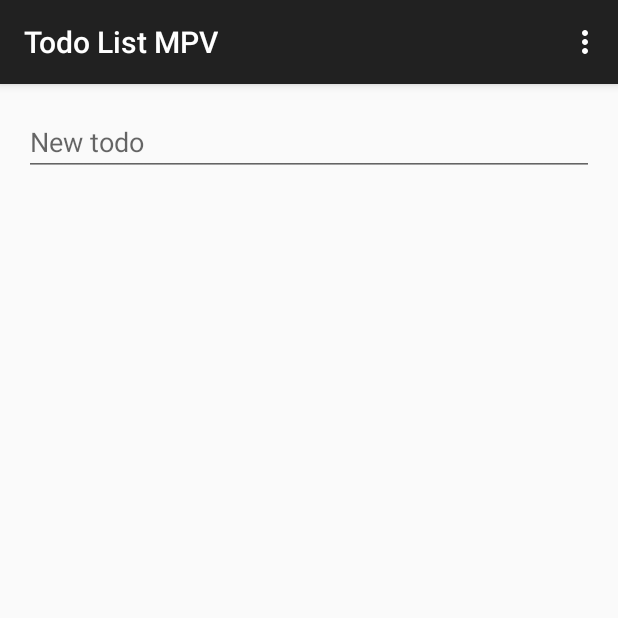
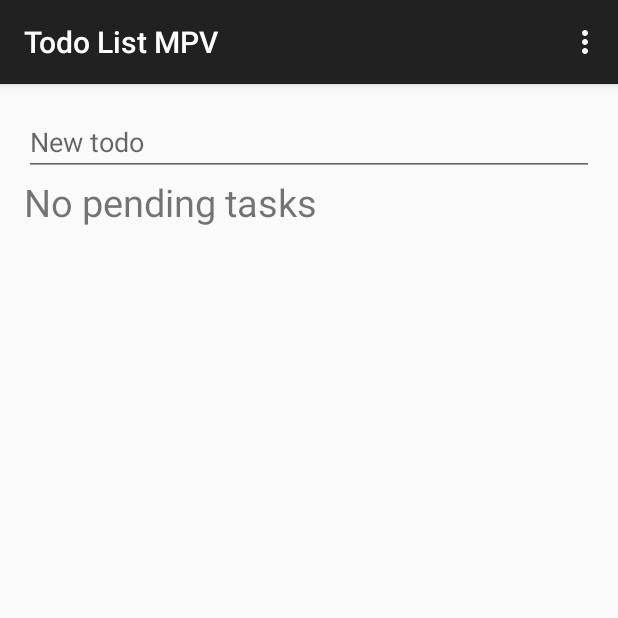
Before and after one commit to charlss90/TodoListMPV, an Android app: the screen it shows after launch (MainActivity), on a phone screen of 412 x 824 dp, the top half of it. Run offline under Robolectric (Android 15) with nearby library versions, the phone set to English and light mode, and no system bars; our stand-ins replace ButterKnife; 1 statement that could not run was skipped.

Commit message:
SOLID implementations

```diff
--- a/app/src/main/java/app/chraz/todolistmpv/presenter/TodoMainPresenter.java
+++ b/app/src/main/java/app/chraz/todolistmpv/presenter/TodoMainPresenter.java
@@ -36,7 +36,6 @@ public class TodoMainPresenter implements ITodoMainPresenter {
 
     @Override
     public void addTodoByIntent(Intent data) {
-
         String title = data.getStringExtra("title");
         String description = data.getStringExtra("description");
 
--- a/app/src/main/java/app/chraz/todolistmpv/view/MainActivity.java
+++ b/app/src/main/java/app/chraz/todolistmpv/view/MainActivity.java
@@ -44,6 +44,8 @@ public class MainActivity extends ActionBarActivity implements IMainView{
     EditText newTodoList;
     @InjectView(R.id.submenu)
     RelativeLayout submenu;
+    @InjectView(R.id.message_empty)
+    TextView messageEmpty;
 
     private ITodoMainPresenter todoMain;
     private ArrayList<Todo> todos;
@@ -71,13 +73,25 @@ public class MainActivity extends ActionBarActivity implements IMainView{
 
         newTodoList.setOnEditorActionListener(newTodoActionListener);
         newTodoList.setOnFocusChangeListener(newTodoActionListener);
+
+        showMessageWhenNotTodo();
     }
 
     @Override
     public void clearTodoEditText() {
         newTodoList.setText("");
         mainLayout.requestFocus();
+
+        showMessageWhenNotTodo();
         hideKeyboard();
+    }
+
+    private void showMessageWhenNotTodo() {
+        if (todos.isEmpty()) {
+            messageEmpty.setVisibility(View.VISIBLE);
+        } else {
+            messageEmpty.setVisibility(View.GONE);
+        }
     }
 
     @Override
--- a/app/src/main/java/app/chraz/todolistmpv/view/TodoAdapter.java
+++ b/app/src/main/java/app/chraz/todolistmpv/view/TodoAdapter.java
@@ -8,7 +8,6 @@ import android.widget.ArrayAdapter;
 import android.widget.TextView;
 
 import java.util.ArrayList;
-import java.util.List;
 
 import app.chraz.todolistmpv.R;
 import app.chraz.todolistmpv.entities.ITodoCreator;
@@ -21,17 +20,22 @@ public class TodoAdapter extends ArrayAdapter<Todo> implements ITodoCreator {
 
     private final ArrayList<Todo> todoList;
     private final Context context;
+
     private int firstPosition = 0;
 
     public TodoAdapter(Context context, ArrayList<Todo> todoList) {
         super(context, R.layout.todo_row, todoList);
         this.todoList = todoList;
         this.context = context;
-        List<Todo> todos = Todo.listAll(Todo.class);
-        for (Todo newTodo : todos) {
+
+        fillTodoList();
+        notifyDataSetChanged();
+    }
+
+    private void fillTodoList() {
+        for (Todo newTodo : Todo.listAll(Todo.class)) {
             todoList.add(0, newTodo);
         }
-        notifyDataSetChanged();
     }
 
     @Override
--- a/app/src/main/res/layout/activity_main.xml
+++ b/app/src/main/res/layout/activity_main.xml
@@ -48,4 +48,12 @@
         android:layout_width="fill_parent"
         android:layout_height="wrap_content" />
 
+    <TextView
+        android:id="@+id/message_empty"
+        android:text="@string/empty_message"
+        android:layout_below="@+id/main_header"
+        android:layout_width="fill_parent"
+        android:layout_height="wrap_content"
+        android:textSize="25dp"/>
+
 </RelativeLayout>
--- a/app/src/main/res/values/strings.xml
+++ b/app/src/main/res/values/strings.xml
@@ -8,4 +8,5 @@
     <string name="todo_title"><b>Title</b></string>
     <string name="todo_description">Description</string>
     <string name="confirm_text">Accept</string>
+    <string name="empty_message">No pending tasks</string>
 </resources>
```
Also changed, not shown: app/src/main/java/app/chraz/todolistmpv/view/TodoDetails.java (+10 -12 lines), 1 other file.
